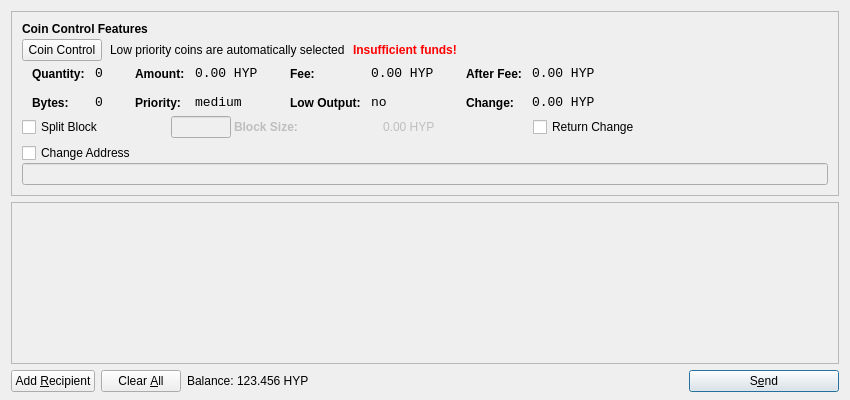
First picture: the form in src/qt/forms/sendcoinsdialog.ui, repository scificrypto/HyperStake, before the edit.
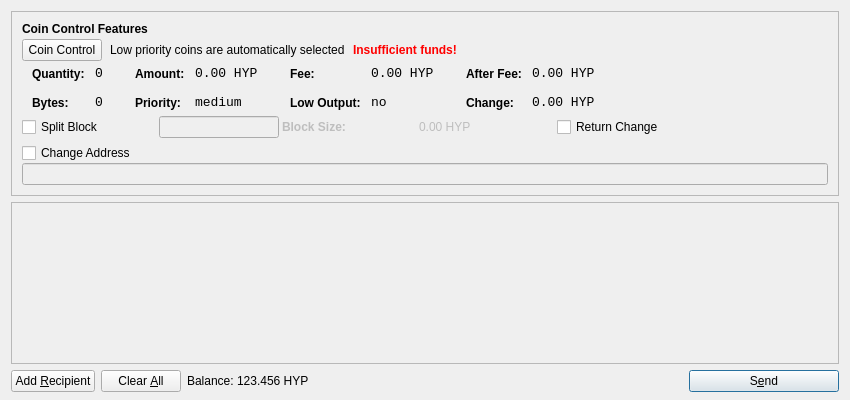
Second picture: the form after the edit. Icons and pictures are not drawn.

```diff
--- a/src/qt/forms/sendcoinsdialog.ui
+++ b/src/qt/forms/sendcoinsdialog.ui
@@ -594,7 +594,7 @@
             </property>
             <property name="maximumSize">
              <size>
-              <width>60</width>
+              <width>120</width>
               <height>16777215</height>
              </size>
             </property>
```
